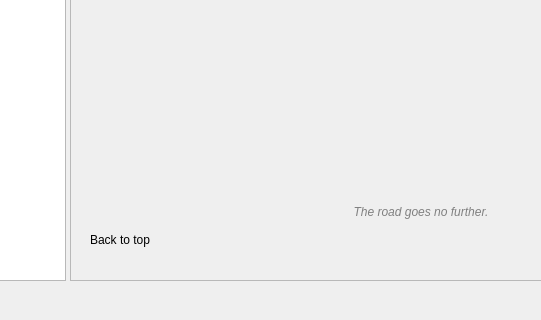
The window that src/preferences/configdialog.ui (nschimme/MMapper) describes before a commit, drawn with Qt 5; both pictures show x 117 to 658 and y 441 to 761 of the 900 by 761 pixel window.
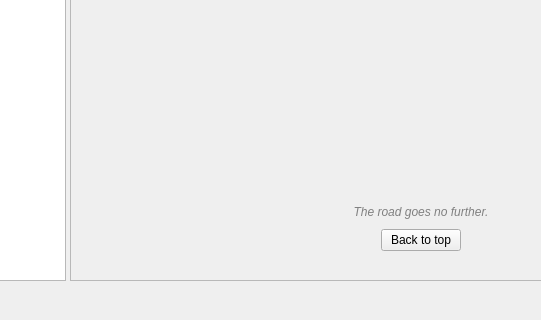
The same window after the commit.

Commit message: Improve preferences search UX, navigation, and add footer

Diff of the .ui file:
```diff
--- a/src/preferences/configdialog.ui
+++ b/src/preferences/configdialog.ui
@@ -113,7 +113,7 @@
               </property>
              </widget>
             </item>
-            <item>
+            <item alignment="Qt::AlignmentFlag::AlignCenter">
              <widget class="QPushButton" name="backToTopBtn">
               <property name="sizePolicy">
                <sizepolicy hsizetype="Fixed" vsizetype="Fixed">
@@ -124,9 +124,6 @@
               <property name="text">
                <string>Back to top</string>
               </property>
-              <property name="flat">
-               <bool>true</bool>
-              </property>
              </widget>
             </item>
            </layout>
```
The commit also changes 1 other file.
